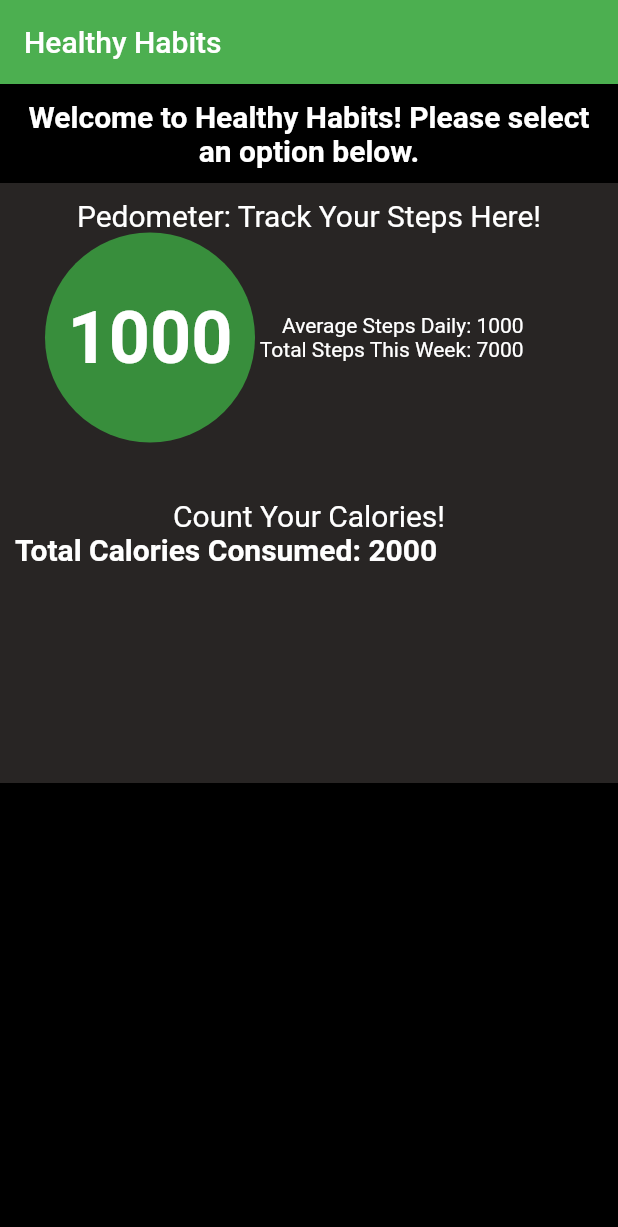
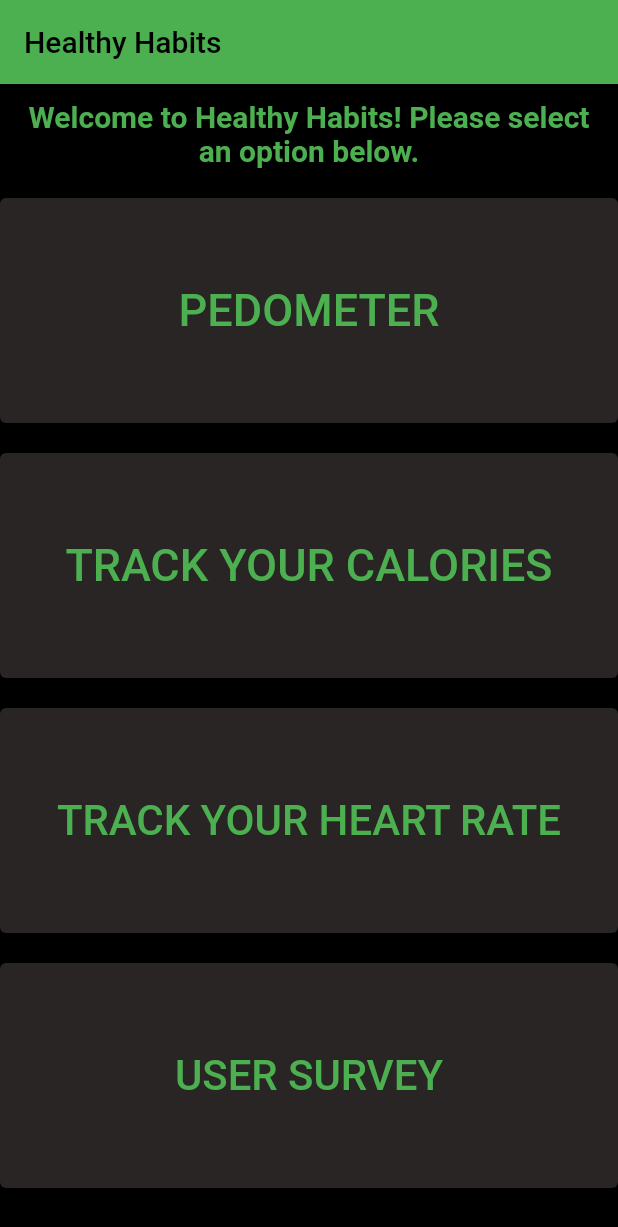
Before and after one commit to robharper00/SE300_DARM, a Flutter app: the screen it shows after launch, on a phone screen of 412 x 824 dp. Shown: the top 1227 px of the screen. Run offline on Flutter 3.47's test engine with Material 2 defaults, Android fonts, the phone set to English and light mode, and no system bars; our stand-ins replace pedometer.

Commit message:
Adding screens, completing functionality

```diff
--- a/lib/main.dart
+++ b/lib/main.dart
@@ -23,7 +23,10 @@ class _MyAppState extends State<MyApp> {
       home: Scaffold(
         appBar: AppBar(
           backgroundColor: Colors.green,
-          title: Text(TITLE),
+          title: Text(
+            TITLE,
+            style: TextStyle(color: Colors.black),
+          ),
         ),
         body: SingleChildScrollView(
           child: Column(
@@ -35,99 +38,92 @@ class _MyAppState extends State<MyApp> {
                   textAlign: TextAlign.center,
                   style: TextStyle(
                     fontSize: 20,
-                    color: Colors.white,
+                    color: Colors.green,
                     fontWeight: FontWeight.bold,
                   ),
                 ),
               ),
+              Padding(
+                padding: EdgeInsets.all(5),
+              ),
               Container(
-                padding: EdgeInsets.all(10),
-                height: 200,
                 width: double.infinity,
-                color: Color.fromARGB(255, 40, 37, 36),
-                child: Column(
-                  children: [
-                    Text(
-                      'Pedometer: Track Your Steps Here!',
-                      textAlign: TextAlign.center,
-                      style: TextStyle(
-                        fontSize: 20,
-                        color: Colors.white,
+                height: 150.0,
+                child: ElevatedButton(
+                  onPressed: (() =>
+                      print('test')), // until i implement the other screens
+                  child: Text(
+                    'PEDOMETER',
+                    style: TextStyle(fontSize: 30),
+                  ),
+                  style: ButtonStyle(
+                    backgroundColor: MaterialStateProperty.all(
+                        Color.fromARGB(255, 40, 37, 36)),
+                    foregroundColor: MaterialStateProperty.all(Colors.green),
                   ),
                 ),
-                    Row(
-                      mainAxisAlignment: MainAxisAlignment.start,
-                      crossAxisAlignment: CrossAxisAlignment.center,
-                      children: [
+              ),
               Padding(
                 padding: EdgeInsets.all(10),
               ),
-                        CircleAvatar(
-                          radius: 70,
+              Container(
+                width: double.infinity,
+                height: 150.0,
+                child: ElevatedButton(
+                  onPressed: (() =>
+                      print('test')), // until i implement the other screens
                   child: Text(
-                            '1000',
-                            textAlign: TextAlign.center,
-                            style: TextStyle(
-                              fontSize: 48,
-                              color: Colors.white,
-                              fontWeight: FontWeight.bold,
+                    'TRACK YOUR CALORIES',
+                    style: TextStyle(fontSize: 30),
+                  ),
+                  style: ButtonStyle(
+                    backgroundColor: MaterialStateProperty.all(
+                        Color.fromARGB(255, 40, 37, 36)),
+                    foregroundColor: MaterialStateProperty.all(Colors.green),
                   ),
                 ),
               ),
-                        Column(
-                          children: <Widget>[
-                            Text(
-                              'Average Steps Daily: 1000\n Total Steps This Week: 7000',
-                              textAlign: TextAlign.end,
-                              style: TextStyle(
-                                color: Colors.white,
-                                fontSize: 14,
+              Padding(
+                padding: EdgeInsets.all(10),
+              ),
+              Container(
+                width: double.infinity,
+                height: 150.0,
+                child: ElevatedButton(
+                  onPressed: (() =>
+                      print('test')), // until i implement the other screens
+                  child: Text(
+                    'TRACK YOUR HEART RATE',
+                    style: TextStyle(fontSize: 28),
+                  ),
+                  style: ButtonStyle(
+                    backgroundColor: MaterialStateProperty.all(
+                        Color.fromARGB(255, 40, 37, 36)),
+                    foregroundColor: MaterialStateProperty.all(Colors.green),
                   ),
                 ),
-                          ],
-                        )
-                      ],
               ),
-                  ],
+              Padding(
+                padding: EdgeInsets.all(10),
+              ),
+              Container(
+                width: double.infinity,
+                height: 150.0,
+                child: ElevatedButton(
+                  onPressed: (() =>
+                      print('test')), // until i implement the other screens
+                  child: Text(
+                    'USER SURVEY',
+                    style: TextStyle(fontSize: 28),
+                  ),
+                  style: ButtonStyle(
+                    backgroundColor: MaterialStateProperty.all(
+                      Color.fromARGB(255, 40, 37, 36),
+                    ),
+                    foregroundColor: MaterialStateProperty.all(Colors.green),
                   ),
                 ),
-              Container(
-                padding: EdgeInsets.all(10),
-                height: 200,
-                width: double.infinity,
-                color: Color.fromARGB(255, 40, 37, 36),
-                child: Column(
-                  children: [
-                    Text(
-                      'Count Your Calories!',
-                      textAlign: TextAlign.center,
-                      style: TextStyle(
-                        fontSize: 20,
-                        color: Colors.white,
               ),
-                    ),
-                    Row(
-                      children: [
-                        Row(
-                          mainAxisAlignment: MainAxisAlignment.start,
-                          crossAxisAlignment: CrossAxisAlignment.center,
-                          children: [
-                            Text(
-                              'Total Calories Consumed: 2000',
-                              textAlign: TextAlign.center,
-                              style: TextStyle(
-                                fontSize: 20,
-                                color: Colors.white,
-                                fontWeight: FontWeight.bold,
-                              ),
-                            ),
-                          ],
-                        ),
-                      ],
-                    ),
-                  ],
-                ),
-              )
             ],
           ),
         ),
--- /dev/null
+++ b/lib/pedometer_screen.dart
@@ -0,0 +1,17 @@
+import 'package:flutter/material.dart';
+import 'dart:async';
+import 'package:pedometer/pedometer.dart';
+
+class PedometerScreen extends StatefulWidget {
+  const PedometerScreen({super.key});
+
+  @override
+  State<PedometerScreen> createState() => _PedometerScreenState();
+}
+
+class _PedometerScreenState extends State<PedometerScreen> {
+  @override
+  Widget build(BuildContext context) {
+    return Container();
+  }
+}
--- a/pubspec.yaml
+++ b/pubspec.yaml
@@ -36,6 +36,8 @@ dependencies:
   # The following adds the Cupertino Icons font to your application.
   # Use with the CupertinoIcons class for iOS style icons.
   cupertino_icons: ^1.0.2
+  pedometer: ^3.0.0
+  sqflite: ^2.2.0+3
 
 dev_dependencies:
   flutter_test:
```
Also changed, not shown: lib/calorie_counter_screen.dart (added), lib/heart_rate_screen.dart (added), lib/user_survey_screen.dart (added), pubspec.lock, 1 other file. Lines whose indentation alone changed are shown as unchanged.
